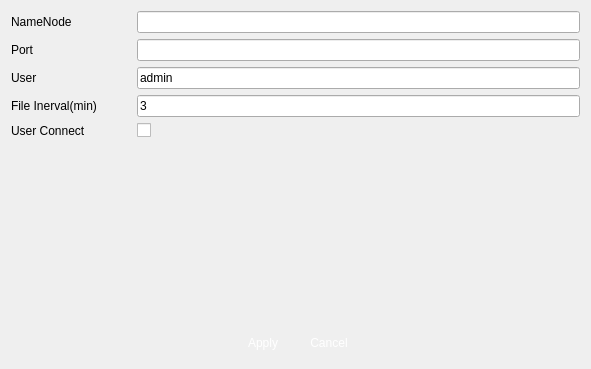
linkingvision/rapidvms, file veapp/setting/vschdfsrecord.ui: the form before one commit.
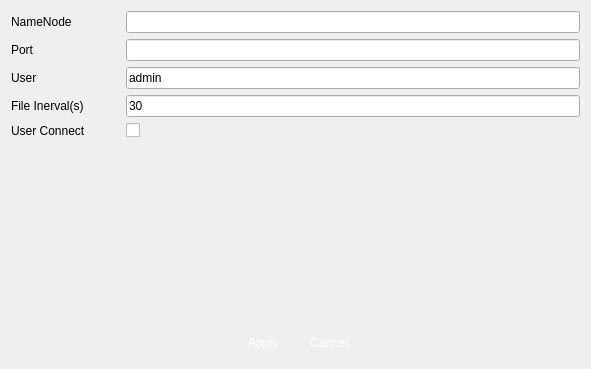
The form after the commit. Icons and pictures are not drawn.

Patch:
```diff
--- a/veapp/setting/vschdfsrecord.ui
+++ b/veapp/setting/vschdfsrecord.ui
@@ -94,14 +94,14 @@
      <item row="3" column="0">
       <widget class="QLabel" name="label_5">
        <property name="text">
-        <string>File Inerval(min)</string>
+        <string>File Inerval(s)</string>
        </property>
       </widget>
      </item>
      <item row="3" column="2">
       <widget class="QLineEdit" name="lineEditFileInterval">
        <property name="text">
-        <string>3</string>
+        <string>30</string>
        </property>
        <property name="readOnly">
         <bool>false</bool>
```
